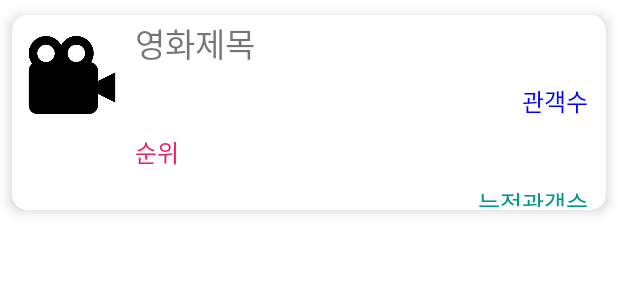
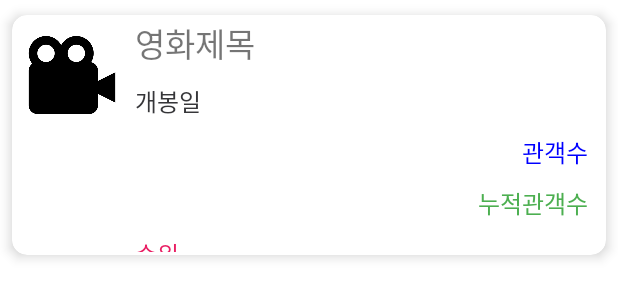
Before and after one commit to jeun98/21173048_movie, an Android app: the layout movie_item.xml on its own in the app's theme, with its tools: preview values and no code run, on a phone screen of 412 x 824 dp. Shown: the top 300 px of the screen. Run offline under Robolectric (Android 15) with nearby library versions, the phone set to English and light mode, and no system bars; network calls fail.

Commit message:
21173048_차지은_기말과제

```diff
--- a/app/src/main/java/com/example/a11st_app/MovieAdapter.java
+++ b/app/src/main/java/com/example/a11st_app/MovieAdapter.java
@@ -47,22 +47,28 @@ public class MovieAdapter extends RecyclerView.Adapter<MovieAdapter.ViewHolder>
 
     static class ViewHolder extends RecyclerView.ViewHolder {
         TextView movieName;
+        TextView openDate;
         TextView peopleCount;
         TextView ranking;
         TextView totalCount;
 
+
         public ViewHolder(View itemView) {
             super(itemView);
             movieName = itemView.findViewById(R.id.movieName);
+            openDate = itemView.findViewById(R.id.openDate);
             peopleCount = itemView.findViewById(R.id.peopleCount);
             ranking = itemView.findViewById(R.id.ranking);
             totalCount = itemView.findViewById(R.id.totalCount);
+
         }
         public void setItem(Movie item) {
             movieName.setText(item.movieNm);
+            openDate.setText(item.openDt);
             peopleCount.setText(item.audiCnt);
             ranking.setText(item.rank);
             totalCount.setText(item.audiAcc);
+
         }
     }
 }
--- a/app/src/main/res/layout/movie_item.xml
+++ b/app/src/main/res/layout/movie_item.xml
@@ -18,7 +18,7 @@
 
         <LinearLayout
             android:layout_width="match_parent"
-            android:layout_height="130dp"
+            android:layout_height="160dp"
             android:orientation="horizontal">
 
             <ImageView
@@ -43,6 +43,17 @@
                     android:textSize="22sp" />
 
                 <TextView
+                    android:id="@+id/openDate"
+                    android:layout_width="match_parent"
+                    android:layout_height="wrap_content"
+                    android:layout_marginTop="10dp"
+                    android:gravity="left"
+                    android:paddingRight="10dp"
+                    android:text="개봉일"
+                    android:textColor="#363639"
+                    android:textSize="16sp" />
+
+                <TextView
                     android:id="@+id/peopleCount"
                     android:layout_width="match_parent"
                     android:layout_height="wrap_content"
@@ -51,6 +62,17 @@
                     android:paddingRight="10dp"
                     android:text="관객수"
                     android:textColor="#FF0000FF"
+                    android:textSize="16sp" />
+
+                <TextView
+                    android:id="@+id/totalCount"
+                    android:layout_width="match_parent"
+                    android:layout_height="wrap_content"
+                    android:layout_marginTop="10dp"
+                    android:gravity="right"
+                    android:paddingRight="10dp"
+                    android:text="누적관객수"
+                    android:textColor="#4CAF50"
                     android:textSize="16sp" />
 
                 <TextView
@@ -64,17 +86,6 @@
                     android:textColor="#E91E63"
                     android:textSize="16sp" />
 
-                <TextView
-                    android:id="@+id/totalCount"
-                    android:layout_width="match_parent"
-                    android:layout_height="wrap_content"
-                    android:layout_marginTop="10dp"
-                    android:gravity="right"
-                    android:paddingRight="10dp"
-                    android:text="누적관객수"
-                    android:textColor="#009688"
-                    android:textSize="16sp" />
-
             </LinearLayout>
         </LinearLayout>
     </androidx.cardview.widget.CardView>
```
